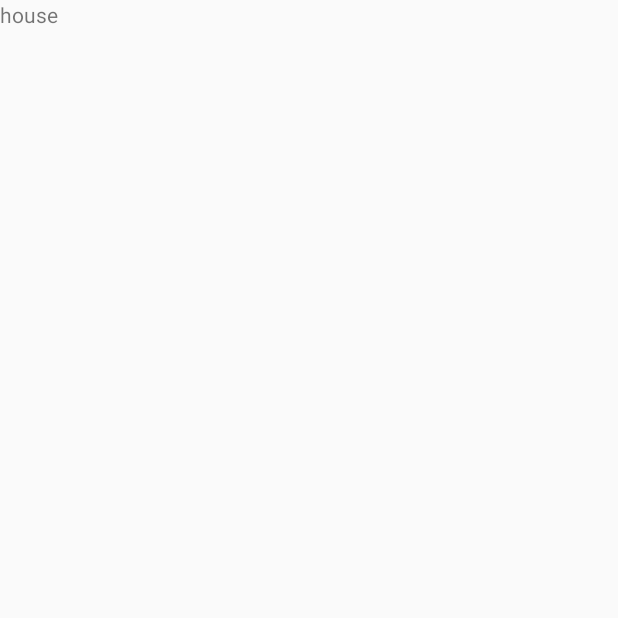
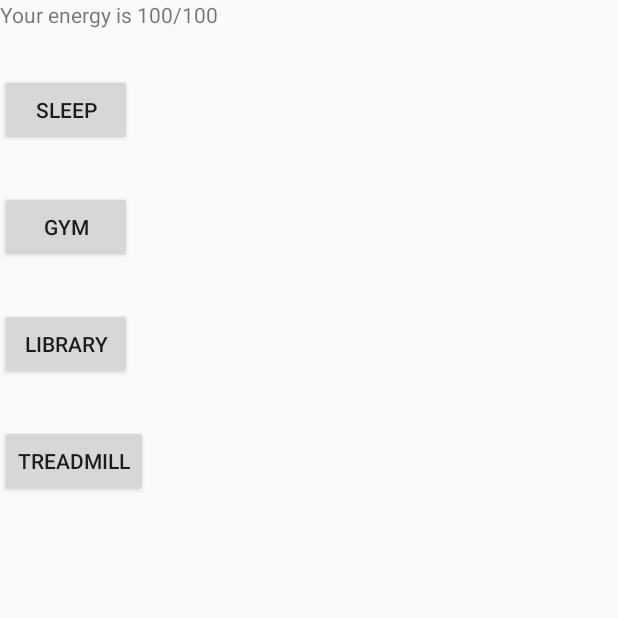
Before and after one commit to DieEin/TP_Project, an Android app: the House screen opened directly, with no data from a screen before it, on a phone screen of 412 x 824 dp, the top half of it. Before the commit the part shown is almost empty. Run offline under Robolectric (Android 15) with nearby library versions, the phone set to English and light mode, and no system bars.

Commit message:
added skills, training, energy and else

```diff
--- a/Project/app/src/main/res/layout/house_layout.xml
+++ b/Project/app/src/main/res/layout/house_layout.xml
@@ -5,8 +5,38 @@
     android:orientation="vertical">
 
     <TextView
-        android:layout_width="match_parent"
-        android:layout_height="match_parent"
-        android:text="house"/>
+        android:layout_width="wrap_content"
+        android:layout_height="wrap_content"
+        android:id="@+id/energyLevel"/>
+
+    <Button
+        android:layout_width="wrap_content"
+        android:layout_height="wrap_content"
+        android:text="Sleep"
+        android:onClick="regainEnergy"
+        android:layout_marginTop="30dp"/>
+
+    <Button
+        android:layout_width="wrap_content"
+        android:layout_height="wrap_content"
+        android:text="Gym"
+        android:id="@+id/trainInGym"
+        android:onClick="train"
+        android:layout_marginTop="30dp"/>
+
+    <Button
+        android:layout_width="wrap_content"
+        android:layout_height="wrap_content"
+        android:text="Library"
+        android:onClick="learn"
+        android:layout_marginTop="30dp"/>
+
+    <Button
+        android:layout_width="wrap_content"
+        android:layout_height="wrap_content"
+        android:text="Treadmill"
+        android:id="@+id/trainOnTreadmill"
+        android:onClick="train"
+        android:layout_marginTop="30dp"/>
 
 </LinearLayout>
```
Also changed, not shown: Project/app/src/main/java/com/example/tpproject/project/Achievments.java (+16 -0 lines), Project/app/src/main/java/com/example/tpproject/project/House.java (+23 -0 lines), Project/app/src/main/java/com/example/tpproject/project/Map.java (+7 -2 lines), Project/app/src/main/java/com/example/tpproject/project/PlayerScreen.java (+19 -1 lines), Project/app/src/main/java/com/example/tpproject/project/shopping/Buy.java (+12 -0 lines), Project/app/src/main/res/layout/achievments_layout.xml (+12 -0 lines), Project/app/src/main/res/layout/player_screen_layout.xml (+37 -4 lines).
